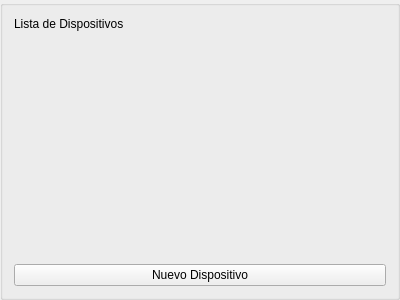
The window that FormIndexDispositivos.ui (SoftTechMX/sistema-imagis) describes before a commit, drawn with Qt 5.
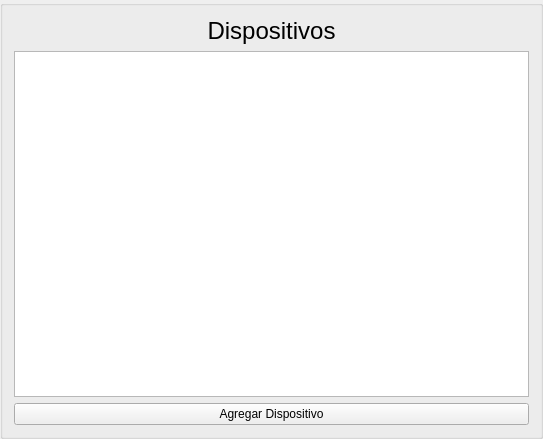
The same window after the commit.

What changed in the file:
```diff
--- a/FormIndexDispositivos.ui
+++ b/FormIndexDispositivos.ui
@@ -6,8 +6,8 @@
    <rect>
     <x>0</x>
     <y>0</y>
-    <width>400</width>
-    <height>300</height>
+    <width>543</width>
+    <height>439</height>
    </rect>
   </property>
   <property name="windowTitle">
@@ -16,28 +16,26 @@
   <layout class="QVBoxLayout" name="verticalLayout">
    <item>
     <widget class="QLabel" name="label">
+     <property name="font">
+      <font>
+       <pointsize>18</pointsize>
+      </font>
+     </property>
      <property name="text">
-      <string>Lista de Dispositivos</string>
+      <string>Dispositivos</string>
+     </property>
+     <property name="alignment">
+      <set>Qt::AlignCenter</set>
      </property>
     </widget>
    </item>
    <item>
-    <spacer name="verticalSpacer">
-     <property name="orientation">
-      <enum>Qt::Vertical</enum>
-     </property>
-     <property name="sizeHint" stdset="0">
-      <size>
-       <width>20</width>
-       <height>40</height>
-      </size>
-     </property>
-    </spacer>
+    <widget class="QTableWidget" name="tabla_dispositivos"/>
    </item>
    <item>
     <widget class="QPushButton" name="pushButton">
      <property name="text">
-      <string>Nuevo Dispositivo</string>
+      <string>Agregar Dispositivo</string>
      </property>
     </widget>
    </item>
```
Left out of the diff: 2 changed lines with no effect on the pictures.
